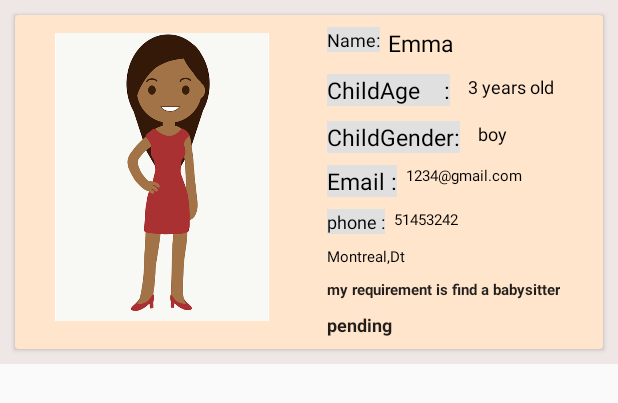
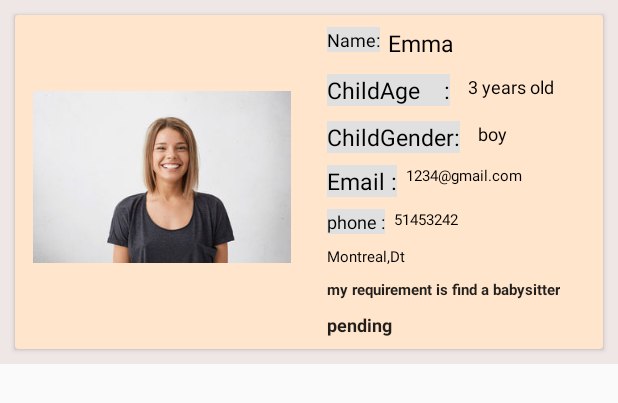
Before and after one commit to ziwenemma/FinalProject, an Android app: the layout card_babysitter_app.xml on its own in the app's theme, with its tools: preview values and no code run, on a phone screen of 412 x 824 dp. Shown: the top 403 px of the screen. Run offline under Robolectric (Android 15) with nearby library versions, the phone set to English and light mode, and no system bars; Roboto replaces fonts that are not available here.

Commit message:
change the parent image

```diff
--- a/app/src/main/res/layout/card_babysitter_app.xml
+++ b/app/src/main/res/layout/card_babysitter_app.xml
@@ -24,7 +24,7 @@
                 android:layout_width="180dp"
                 android:layout_height="200dp"
                 android:padding="4dp"
-                android:src="@drawable/image_person"/>
+                android:src="@drawable/shutterstock_648907024"/>
 
             <TextView
                 android:id="@+id/textName_baby"
```
Also changed, not shown: app/src/main/res/drawable-hdpi/shutterstock_648907024.jpg (added).
